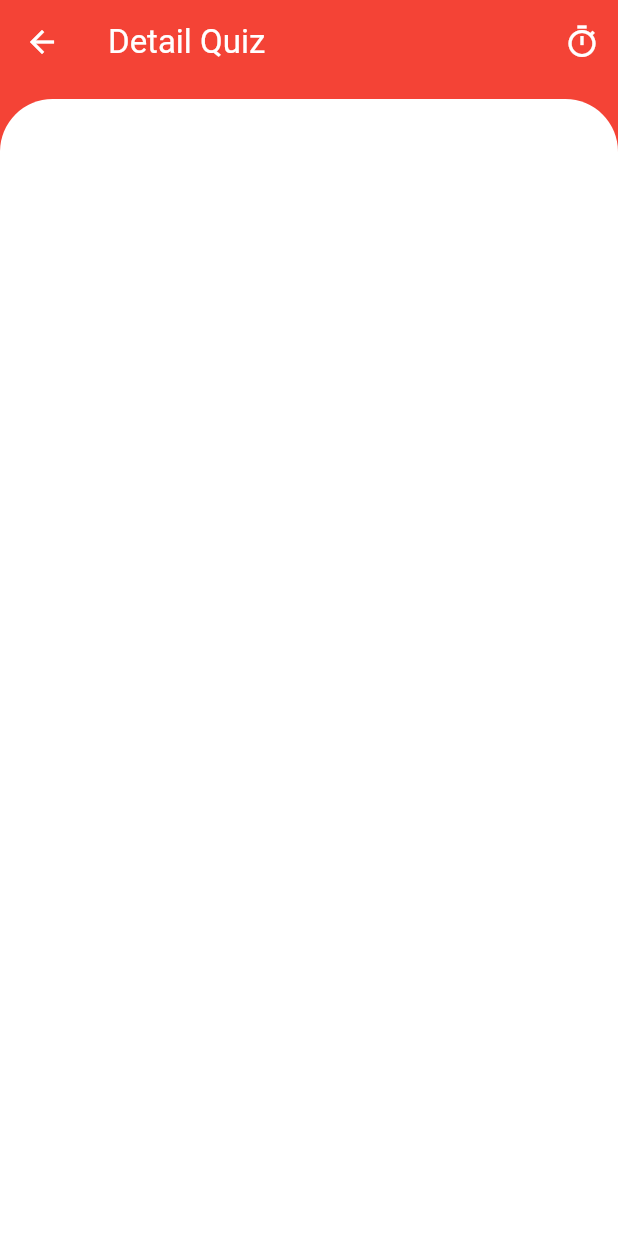
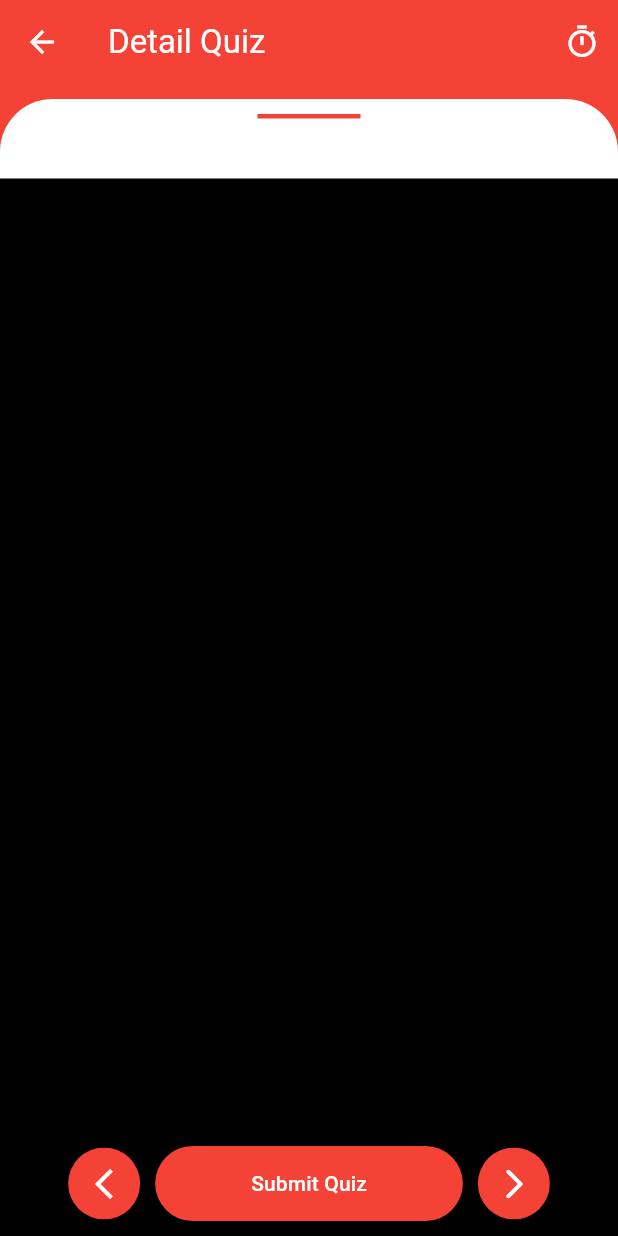
Before and after one commit to thang44hdai/StudyApp-TTCS, a Flutter app: the QuizScreen screen opened directly, on a phone screen of 412 x 824 dp. Run offline on Flutter 3.47's test engine with Material 3 defaults, Android fonts, the light colour scheme and no system bars.

Commit message:
update QuizScreen

```diff
--- a/lib/features/main.dart
+++ b/lib/features/main.dart
@@ -22,6 +22,6 @@ class MyApp extends StatelessWidget {
           colorScheme: ColorScheme.fromSeed(seedColor: Colors.deepPurple),
           useMaterial3: true,
         ),
-        home: TutorialScreen());
+        home: QuizScreen());
   }
 }
--- a/lib/features/quiz_test/QuizScreen.dart
+++ b/lib/features/quiz_test/QuizScreen.dart
@@ -1,5 +1,7 @@
 import 'package:flutter/material.dart';
 import 'package:study/common/constant.dart';
+
+import '../../core/model/Question.dart';
 
 class QuizScreen extends StatefulWidget {
   const QuizScreen({super.key});
@@ -44,6 +46,7 @@ class _QuizScreenState extends State<QuizScreen> {
               height: 60,
             ),
             Body(),
+            Fab(),
           ],
         ),
       ),
@@ -65,6 +68,87 @@ Widget Body() {
           topRight: Radius.circular(35),
         ),
       ),
+      child: Column(
+        children: [
+          Padding(
+            padding: EdgeInsets.only(top: 10, bottom: 40),
+            child: Container(
+              height: 3,
+              width: Constants.screenWidth / 6,
+              color: Colors.red,
+            ),
+          ),
+          Expanded(
+            child: Container(
+              color: Colors.black,
+              height: 50,
+            ),
+          ),
+
+        ],
+      ),
     ),
   );
 }
+
+Widget Fab() {
+  return Positioned(
+    width: Constants.screenWidth,
+    bottom: 10,
+    child: Row(
+      mainAxisAlignment: MainAxisAlignment.center,
+      children: [
+        ClipRRect(
+          borderRadius: BorderRadius.circular(100),
+          child: Container(
+            color: Colors.red,
+            child: IconButton(
+              onPressed: () {},
+              icon: Icon(
+                Icons.arrow_back_ios_new,
+                color: Colors.white,
+              ),
+            ),
+          ),
+        ),
+        Padding(
+          padding: EdgeInsets.only(
+            left: 10,
+            right: 10,
+          ),
+          child: ElevatedButton(
+            onPressed: () {},
+            style: ButtonStyle(
+              backgroundColor: MaterialStateProperty.all(Colors.red),
+            ),
+            child: const Padding(
+              padding: EdgeInsets.only(
+                left: 40,
+                right: 40,
+                top: 15,
+                bottom: 15,
+              ),
+              child: Text(
+                "Submit Quiz",
+                style: TextStyle(color: Colors.white),
+              ),
+            ),
+          ),
+        ),
+        ClipRRect(
+          borderRadius: BorderRadius.circular(100),
+          child: Container(
+            color: Colors.red,
+            child: IconButton(
+              onPressed: () {},
+              icon: Icon(
+                Icons.arrow_forward_ios_rounded,
+                color: Colors.white,
+              ),
+            ),
+          ),
+        )
+      ],
+    ),
+  );
+}
```
Also changed, not shown: lib/core/model/Option.dart (added, +13 -0 lines), lib/core/model/Question.dart (added, +17 -0 lines), lib/features/quiz_test/option_widget.dart (added, +83 -0 lines), lib/features/quiz_test/questions_widget.dart (added, +62 -0 lines), lib/utils.dart (added, +21 -0 lines), lib/data/readme.txt, lib/domain/readme.txt.
